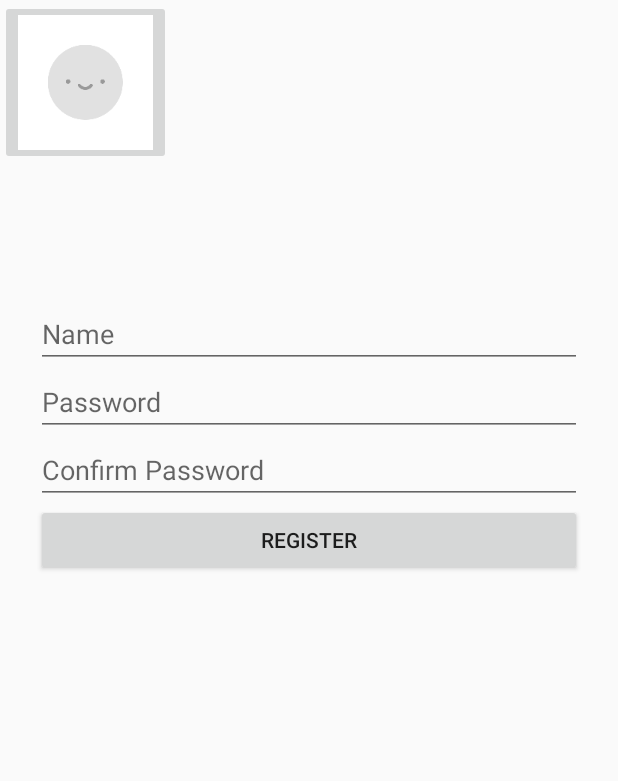
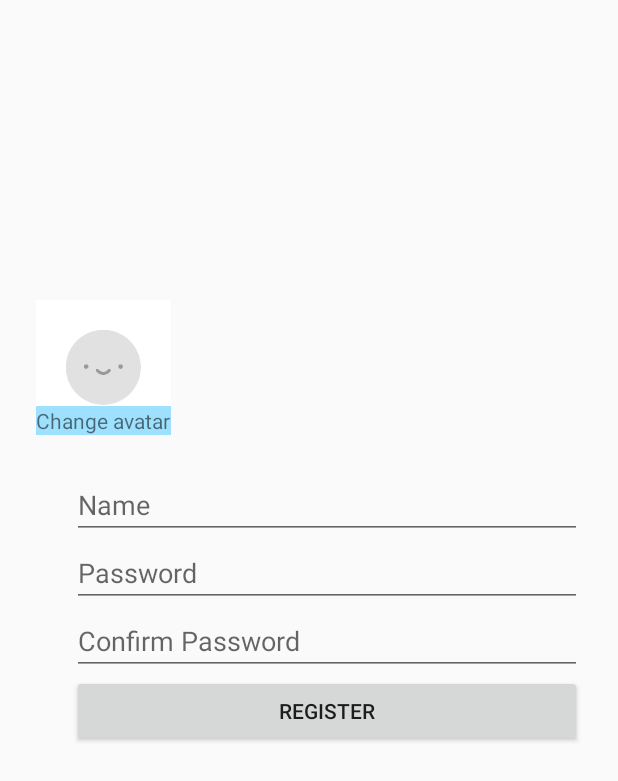
Before and after one commit to thien-ng/LOG3900, an Android app: the screen it shows after launch (LogPageActivity), after a tap on "I don't have an account", on a phone screen of 412 x 824 dp. Shown: the top 781 px of the screen. Run offline under Robolectric (Android 15) with nearby library versions, the phone set to English and light mode, and no system bars; our stand-ins replace Volley.

Commit message:
D: text over image button

```diff
--- a/android_app/app/src/main/res/layout/fragment_registration.xml
+++ b/android_app/app/src/main/res/layout/fragment_registration.xml
@@ -9,28 +9,47 @@
         app:errorEnabled="true"
         tools:showIn="@layout/activity_logpage"
         tools:context=".LogPageActivity">
-    <ImageButton
+    <FrameLayout
+            android:id="@+id/register_avatarFrame"
+
             android:layout_height="0dp"
             android:layout_width="wrap_content"
-            android:scaleType="fitXY"
-            android:id="@+id/register_pickAvatar"
-            android:src="@drawable/default_avatar"
-
+            android:layout_marginStart="24dp"
+            android:layout_marginLeft="24dp"
+            android:layout_marginTop="200dp"
+            android:layout_marginEnd="24dp"
+            android:layout_marginRight="24dp"
+            android:ems="10"
             app:layout_constraintEnd_toEndOf="parent"
             app:layout_constraintHorizontal_bias="0.0"
             app:layout_constraintStart_toStartOf="parent"
             app:layout_constraintTop_toTopOf="parent"
+            >
+        <ImageButton
+                android:id="@+id/register_pickAvatar"
 
-            android:text="Pick avatar"
+                android:layout_height="fill_parent"
+                android:layout_width="fill_parent"
+                android:background="@drawable/default_avatar"
+                />
 
-            />
+        <TextView
+                android:layout_width="fill_parent"
+                android:layout_height="wrap_content"
+                android:layout_gravity="bottom"
+                android:background="#6100B0FF"
+                android:clickable="false"
+                android:text="Change avatar"
+
+                app:layout_constraintHorizontal_bias="0.0"></TextView>
+    </FrameLayout>
     <EditText
             android:id="@+id/register_editText_name"
             android:layout_width="0dp"
             android:layout_height="wrap_content"
             android:layout_marginStart="24dp"
             android:layout_marginLeft="24dp"
-            android:layout_marginTop="200dp"
+            android:layout_marginTop="24dp"
             android:layout_marginEnd="24dp"
             android:layout_marginRight="24dp"
             android:ems="10"
@@ -38,8 +57,8 @@
             android:inputType="textPersonName"
             app:layout_constraintEnd_toEndOf="parent"
             app:layout_constraintHorizontal_bias="0.0"
-            app:layout_constraintStart_toStartOf="@+id/register_pickAvatar"
-            app:layout_constraintTop_toTopOf="@+id/register_pickAvatar"
+            app:layout_constraintStart_toStartOf="@+id/register_avatarFrame"
+            app:layout_constraintTop_toBottomOf="@+id/register_avatarFrame"
              />
 
 
```
